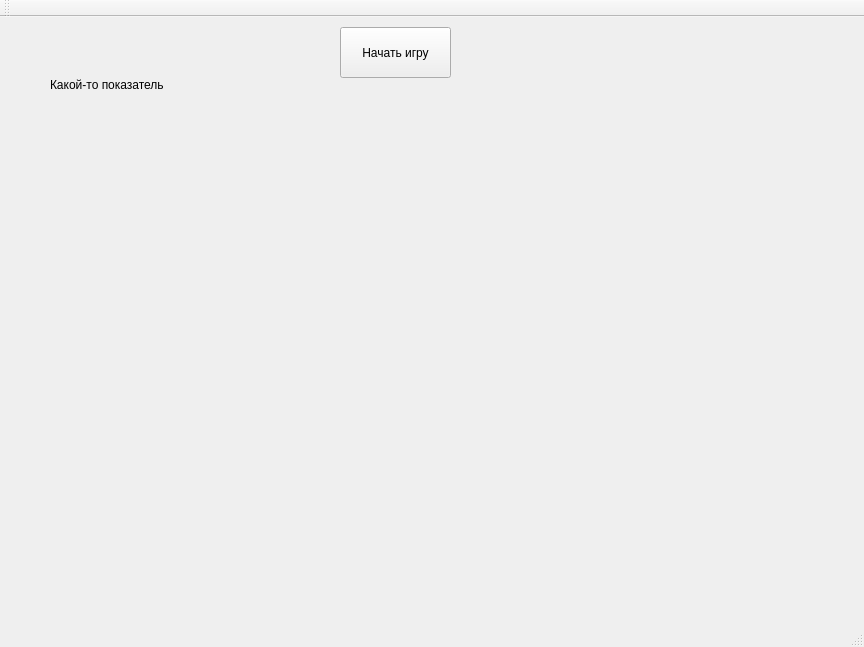
Old version of the form mainwindow.ui in the repository artempal/tamagotchi.
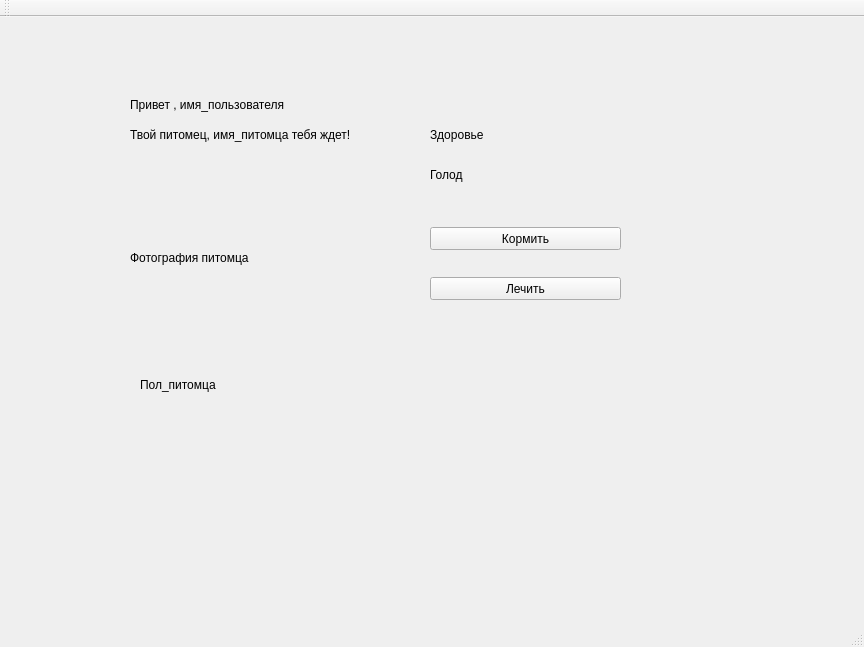
New version of the form.

Commit message: стек виджетов, настройка виджета игры

```diff
--- a/mainwindow.ui
+++ b/mainwindow.ui
@@ -14,31 +14,144 @@
    <string>Тамагочи от Лизы</string>
   </property>
   <widget class="QWidget" name="centralWidget">
-   <widget class="QPushButton" name="start_btn">
+   <widget class="QStackedWidget" name="stackedWidget">
     <property name="geometry">
      <rect>
-      <x>340</x>
-      <y>10</y>
-      <width>111</width>
-      <height>51</height>
+      <x>70</x>
+      <y>30</y>
+      <width>701</width>
+      <height>421</height>
      </rect>
     </property>
-    <property name="text">
-     <string>Начать игру</string>
+    <property name="currentIndex">
+     <number>1</number>
     </property>
-   </widget>
-   <widget class="QLabel" name="label">
-    <property name="geometry">
-     <rect>
-      <x>50</x>
-      <y>60</y>
-      <width>241</width>
-      <height>16</height>
-     </rect>
-    </property>
-    <property name="text">
-     <string>Какой-то показатель</string>
-    </property>
+    <widget class="QWidget" name="start_wid">
+     <widget class="QPushButton" name="start_btn">
+      <property name="geometry">
+       <rect>
+        <x>210</x>
+        <y>160</y>
+        <width>271</width>
+        <height>81</height>
+       </rect>
+      </property>
+      <property name="font">
+       <font>
+        <pointsize>15</pointsize>
+       </font>
+      </property>
+      <property name="text">
+       <string>Начать игру</string>
+      </property>
+     </widget>
+    </widget>
+    <widget class="QWidget" name="main_wid">
+     <widget class="QLabel" name="name_label">
+      <property name="geometry">
+       <rect>
+        <x>60</x>
+        <y>50</y>
+        <width>241</width>
+        <height>16</height>
+       </rect>
+      </property>
+      <property name="text">
+       <string>Привет , имя_пользователя</string>
+      </property>
+     </widget>
+     <widget class="QLabel" name="pet_name_label">
+      <property name="geometry">
+       <rect>
+        <x>60</x>
+        <y>80</y>
+        <width>221</width>
+        <height>16</height>
+       </rect>
+      </property>
+      <property name="text">
+       <string>Твой питомец, имя_питомца тебя ждет!</string>
+      </property>
+     </widget>
+     <widget class="QLabel" name="gender_label">
+      <property name="geometry">
+       <rect>
+        <x>70</x>
+        <y>330</y>
+        <width>131</width>
+        <height>16</height>
+       </rect>
+      </property>
+      <property name="text">
+       <string>Пол_питомца</string>
+      </property>
+     </widget>
+     <widget class="QLabel" name="photo">
+      <property name="geometry">
+       <rect>
+        <x>60</x>
+        <y>110</y>
+        <width>191</width>
+        <height>201</height>
+       </rect>
+      </property>
+      <property name="text">
+       <string>Фотография питомца</string>
+      </property>
+     </widget>
+     <widget class="QLabel" name="hp_label">
+      <property name="geometry">
+       <rect>
+        <x>360</x>
+        <y>80</y>
+        <width>121</width>
+        <height>16</height>
+       </rect>
+      </property>
+      <property name="text">
+       <string>Здоровье</string>
+      </property>
+     </widget>
+     <widget class="QLabel" name="hunger_label">
+      <property name="geometry">
+       <rect>
+        <x>360</x>
+        <y>120</y>
+        <width>121</width>
+        <height>16</height>
+       </rect>
+      </property>
+      <property name="text">
+       <string>Голод </string>
+      </property>
+     </widget>
+     <widget class="QPushButton" name="feed_btn">
+      <property name="geometry">
+       <rect>
+        <x>360</x>
+        <y>180</y>
+        <width>191</width>
+        <height>23</height>
+       </rect>
+      </property>
+      <property name="text">
+       <string>Кормить</string>
+      </property>
+     </widget>
+     <widget class="QPushButton" name="heal_btn">
+      <property name="geometry">
+       <rect>
+        <x>360</x>
+        <y>230</y>
+        <width>191</width>
+        <height>23</height>
+       </rect>
+      </property>
+      <property name="text">
+       <string>Лечить</string>
+      </property>
+     </widget>
+    </widget>
    </widget>
   </widget>
   <widget class="QMenuBar" name="menuBar">
```
